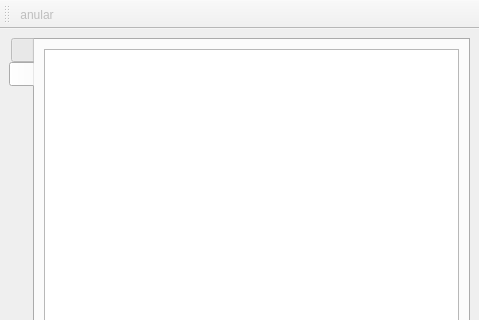
Old version of the form src/ui/factura.ui in the repository armonge/EsquipulasPy; both pictures show x 0 to 479 and y 0 to 320 of the 479 by 522 pixel window.
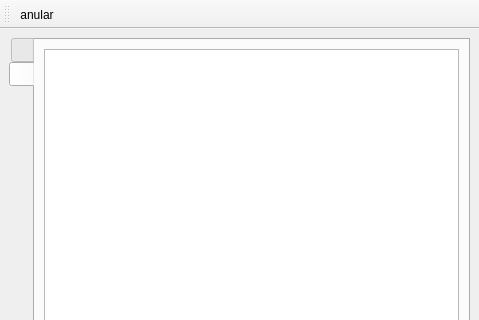
New version of the form. Icons and pictures are not drawn.

```diff
--- a/src/ui/factura.ui
+++ b/src/ui/factura.ui
@@ -674,7 +674,7 @@
   </widget>
   <action name="actionAnular">
    <property name="enabled">
-    <bool>false</bool>
+    <bool>true</bool>
    </property>
    <property name="icon">
     <iconset resource="res.qrc">
```
